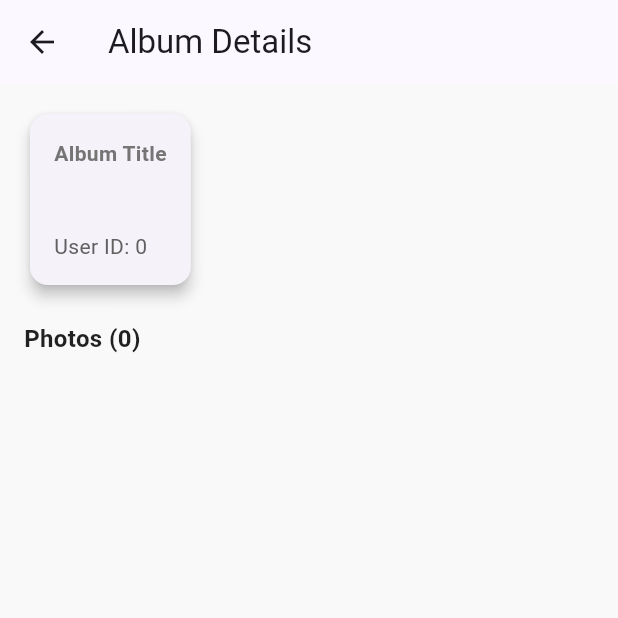
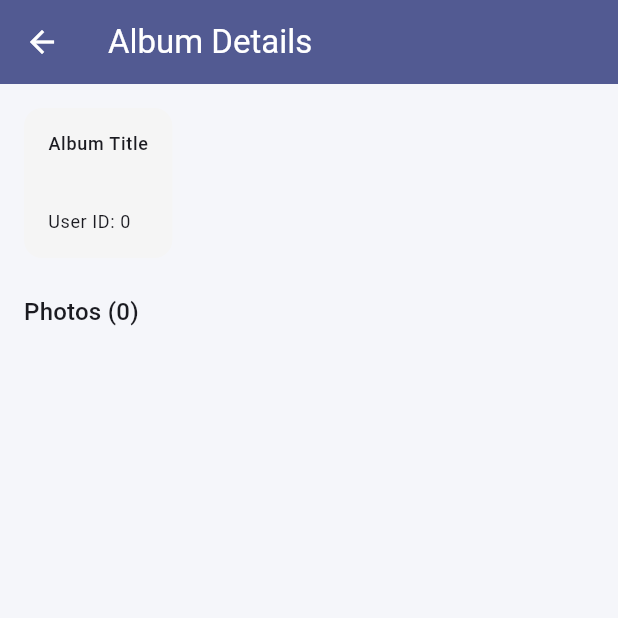
Before and after one commit to anansi-1/-flutter-lab-assignment-3, a Flutter app: the AlbumDetailScreen screen opened directly with empty values, on a phone screen of 412 x 824 dp, the top half of it. Run offline on Flutter 3.47's test engine with Material 3 defaults, Android fonts, the phone set to English and light mode, and no system bars; our stand-ins replace flutter_bloc, go_router; network calls fail.

Commit message:
fix screens

```diff
--- a/lib/application/blocs/album_bloc.dart
+++ b/lib/application/blocs/album_bloc.dart
@@ -18,6 +18,8 @@ class AlbumLoading extends AlbumState {}
 class AlbumLoaded extends AlbumState {
   final Map<Album, List<Photo>> data;
   AlbumLoaded(this.data);
+
+  get albums => null;
 }
 
 class AlbumError extends AlbumState {
--- a/lib/presentation/screens/album_detail_screen.dart
+++ b/lib/presentation/screens/album_detail_screen.dart
@@ -6,77 +6,84 @@ class AlbumDetailScreen extends StatelessWidget {
   final Album album;
   final List<Photo> photos;
 
-  const AlbumDetailScreen({required this.album, required this.photos});
+  const AlbumDetailScreen({
+    required this.album,
+    required this.photos,
+    super.key,
+  });
 
   @override
   Widget build(BuildContext context) {
     return Scaffold(
-      appBar: AppBar(title: Text('Album Details')),
+      appBar: AppBar(
+        title: const Text('Album Details'),
+        backgroundColor: Theme.of(context).colorScheme.primary,
+        foregroundColor: Colors.white,
+      ),
       body: Padding(
-        padding: const EdgeInsets.all(16.0),
+        padding: const EdgeInsets.symmetric(horizontal: 16, vertical: 16),
         child: Column(
           crossAxisAlignment: CrossAxisAlignment.start,
           children: [
-            Card(
-              elevation: 4,
-              shape: RoundedRectangleBorder(
+            // Album info
+            Container(
+              padding: const EdgeInsets.all(16),
+              decoration: BoxDecoration(
+                color: Colors.grey.shade100,
                 borderRadius: BorderRadius.circular(12),
               ),
-              child: Padding(
-                padding: const EdgeInsets.all(16),
               child: Column(
                 crossAxisAlignment: CrossAxisAlignment.start,
                 children: [
                   Text(
                     'Album Title',
-                      style: TextStyle(
-                        fontSize: 14,
-                        fontWeight: FontWeight.bold,
-                        color: Colors.grey[600],
+                    style: Theme.of(context).textTheme.labelMedium,
                   ),
-                    ),
-                    SizedBox(height: 4),
+                  const SizedBox(height: 4),
                   Text(
                     album.title,
-                      style: TextStyle(
-                        fontSize: 18,
+                    style: Theme.of(context).textTheme.titleMedium?.copyWith(
                       fontWeight: FontWeight.w600,
                     ),
                   ),
-                    SizedBox(height: 12),
+                  const SizedBox(height: 8),
                   Text(
                     'User ID: ${album.userId}',
-                      style: TextStyle(color: Colors.grey[700]),
+                    style: Theme.of(context).textTheme.bodySmall,
                   ),
                 ],
               ),
             ),
-            ),
-            SizedBox(height: 20),
+
+            const SizedBox(height: 24),
+
+            // Photos section
             Text(
               'Photos (${photos.length})',
-              style: TextStyle(fontSize: 16, fontWeight: FontWeight.bold),
+              style: Theme.of(context).textTheme.titleMedium,
             ),
-            SizedBox(height: 10),
+            const SizedBox(height: 12),
+
             Expanded(
-              child: ListView.builder(
+              child: ListView.separated(
                 itemCount: photos.length,
+                separatorBuilder: (_, __) => Divider(
+                  height: 1,
+                  thickness: 0.6,
+                  color: Colors.grey.shade300,
+                  indent: 16,
+                  endIndent: 16,
+                ),
                 itemBuilder: (context, index) {
                   final photo = photos[index];
-                  return Padding(
-                    padding: const EdgeInsets.symmetric(vertical: 6),
-                    child: Card(
-                      elevation: 2,
-                      shape: RoundedRectangleBorder(
-                        borderRadius: BorderRadius.circular(10),
+                  return ListTile(
+                    contentPadding: const EdgeInsets.symmetric(
+                      horizontal: 8,
+                      vertical: 4,
                     ),
-                      child: Padding(
-                        padding: const EdgeInsets.all(12),
-                        child: Text(
+                    title: Text(
                       photo.title,
-                          style: TextStyle(fontSize: 15),
-                        ),
-                      ),
+                      style: const TextStyle(fontSize: 15),
                     ),
                   );
                 },
```
Also changed, not shown: lib/main.dart (+8 -4 lines), lib/presentation/screens/album_list_screen.dart (+6 -1 lines), lib/presentation/widgets/album_tile.dart (+23 -20 lines). Lines whose indentation alone changed are shown as unchanged.
